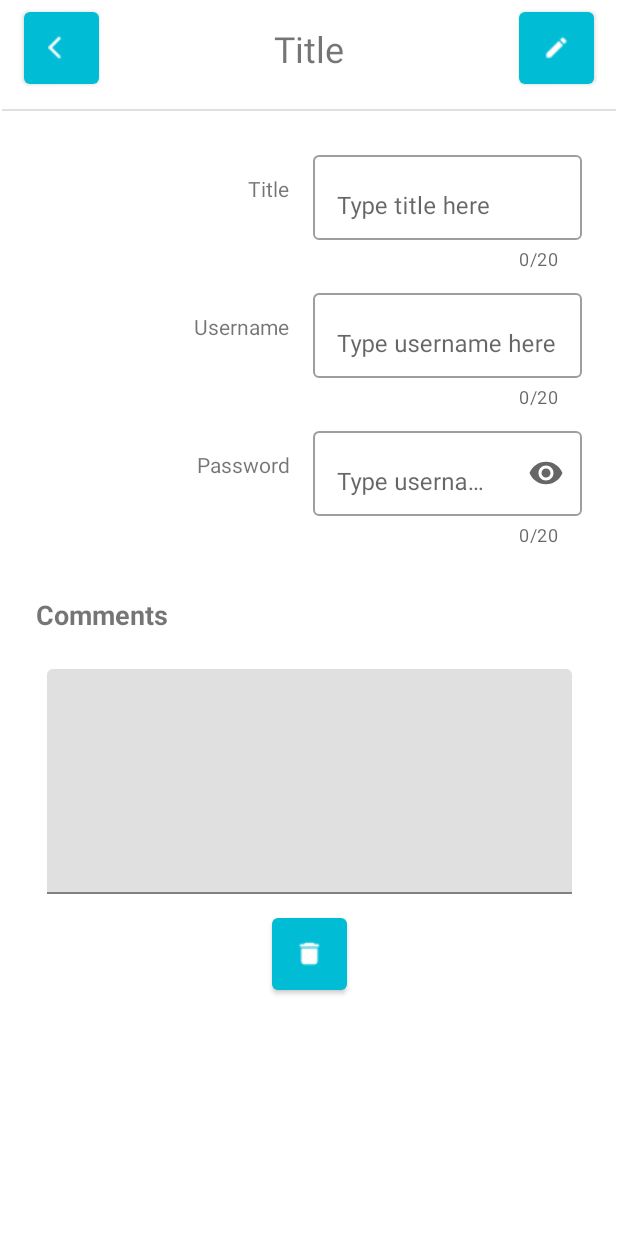
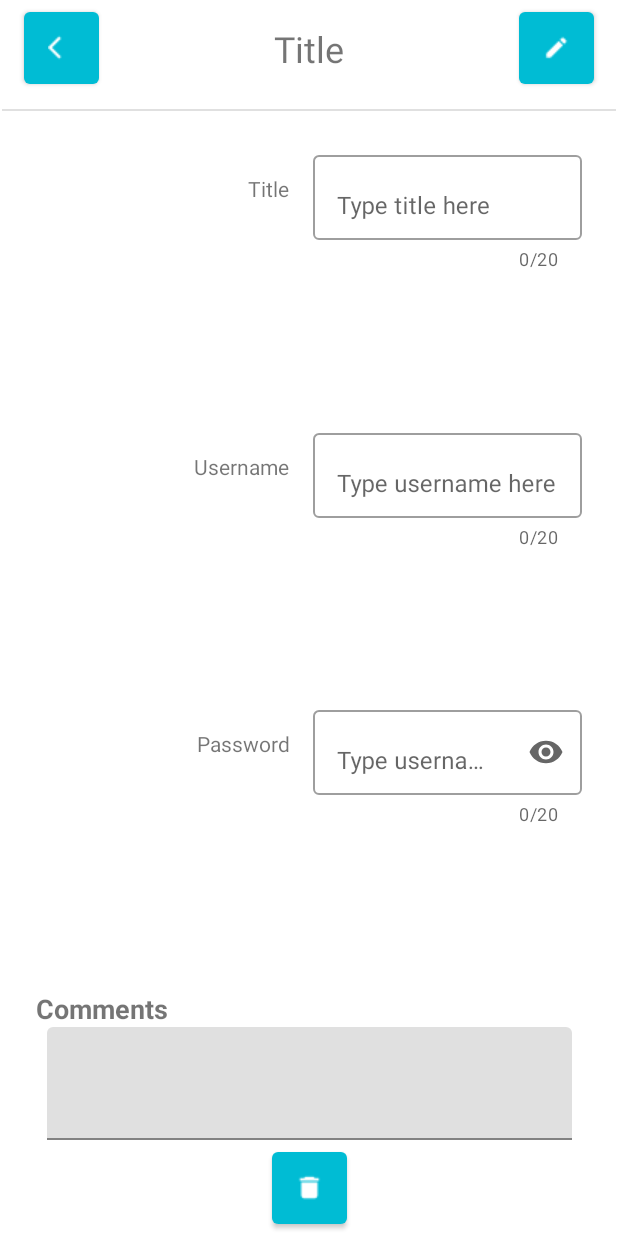
Before and after one commit to adimaris/PasswordManager, an Android app: the ExistingPassActivity screen opened directly, with no data from a screen before it, on a phone screen of 412 x 824 dp. Run offline under Robolectric (Android 15) with nearby library versions, the phone set to English and light mode, and no system bars; 5 statements that could not run were skipped.

Commit message:
Adjusted layouts to look better on smaller devices

```diff
--- a/app/build.gradle
+++ b/app/build.gradle
@@ -5,7 +5,7 @@ android {
 
     defaultConfig {
         applicationId "com.alexanderdimaris.passwordmanager"
-        minSdkVersion 26
+        minSdkVersion 19
         targetSdkVersion 29
         versionCode 1
         versionName "1.0"
--- a/app/src/main/java/com/alexanderdimaris/passwordmanager/presenter/PassListActivityPresenter.java
+++ b/app/src/main/java/com/alexanderdimaris/passwordmanager/presenter/PassListActivityPresenter.java
@@ -9,9 +9,9 @@ public class PassListActivityPresenter {
     private View view;
     private DataBaseHelper dataBaseHelper;
 
-    public PassListActivityPresenter(View view, Context context) {
+    public PassListActivityPresenter(View view) {
         this.view = view;
-        this.dataBaseHelper = new DataBaseHelper(context);
+        this.dataBaseHelper = new DataBaseHelper((Context)view);
         view.updateDisplay(dataBaseHelper.getAll());
     }
 
@@ -46,6 +46,7 @@ public class PassListActivityPresenter {
         view.updateDisplay(dataBaseHelper.search(search));
     }
 
+
     public interface View {
         void updateDisplay(ArrayList<PassObj> list);
         void displayToast(String operation);
--- a/app/src/main/java/com/alexanderdimaris/passwordmanager/view/PassListActivity.java
+++ b/app/src/main/java/com/alexanderdimaris/passwordmanager/view/PassListActivity.java
@@ -54,7 +54,7 @@ public class PassListActivity extends AppCompatActivity implements SearchView.On
         snackBarLayout = findViewById(R.id.activity_pass_list_snackbar_layout);
         SearchView searchView = findViewById(R.id.activity_pass_list_search);
         searchView.setOnQueryTextListener(this);
-        presenter = new PassListActivityPresenter(this, PassListActivity.this);
+        presenter = new PassListActivityPresenter(this);
     }
 
     @Override
--- a/app/src/main/res/layout/activity_existing_pass.xml
+++ b/app/src/main/res/layout/activity_existing_pass.xml
@@ -66,12 +66,14 @@
     <GridLayout
         android:id="@+id/activity_existing_pass_gl"
         android:layout_width="0dp"
-        android:layout_height="275dp"
+        android:layout_height="0dp"
         android:layout_marginStart="24dp"
         android:layout_marginTop="24dp"
         android:layout_marginEnd="24dp"
+        android:layout_marginBottom="32dp"
         android:columnCount="2"
         android:rowCount="3"
+        app:layout_constraintBottom_toTopOf="@+id/activity_existing_pass_til_comment"
         app:layout_constraintEnd_toEndOf="parent"
         app:layout_constraintStart_toStartOf="parent"
         app:layout_constraintTop_toBottomOf="@+id/activity_existing_pass_divider">
@@ -90,23 +92,23 @@
 
         <com.google.android.material.textfield.TextInputLayout
             android:id="@+id/activity_existing_pass_til_title"
+            style="@style/Widget.MaterialComponents.TextInputLayout.OutlinedBox"
             android:layout_row="0"
             android:layout_rowWeight="1"
             android:layout_column="1"
             android:layout_columnWeight="1"
+            android:hint="@string/type_title_here"
             app:counterEnabled="true"
             app:counterMaxLength="20"
-            android:hint="@string/type_title_here"
-            app:errorEnabled="true"
-            style="@style/Widget.MaterialComponents.TextInputLayout.OutlinedBox">
+            app:errorEnabled="true">
 
             <com.google.android.material.textfield.TextInputEditText
                 android:id="@+id/activity_existing_pass_et_title"
                 android:layout_width="match_parent"
                 android:layout_height="wrap_content"
-                android:maxLength="21"
+                android:enabled="false"
                 android:gravity="bottom"
-                android:enabled="false"/>
+                android:maxLength="21" />
 
         </com.google.android.material.textfield.TextInputLayout>
 
@@ -125,15 +127,15 @@
 
         <com.google.android.material.textfield.TextInputLayout
             android:id="@+id/activity_existing_pass_til_username"
+            style="@style/Widget.MaterialComponents.TextInputLayout.OutlinedBox"
             android:layout_row="1"
             android:layout_rowWeight="1"
             android:layout_column="1"
             android:layout_columnWeight="1"
+            android:hint="@string/type_username_here"
             app:counterEnabled="true"
             app:counterMaxLength="20"
-            app:errorEnabled="true"
-            android:hint="@string/type_username_here"
-            style="@style/Widget.MaterialComponents.TextInputLayout.OutlinedBox">
+            app:errorEnabled="true">
 
             <com.google.android.material.textfield.TextInputEditText
                 android:id="@+id/activity_existing_pass_et_username"
@@ -141,8 +143,7 @@
                 android:layout_height="wrap_content"
                 android:enabled="false"
                 android:gravity="bottom"
-                android:maxLength="21"
-                />
+                android:maxLength="21" />
 
         </com.google.android.material.textfield.TextInputLayout>
 
@@ -160,26 +161,25 @@
 
         <com.google.android.material.textfield.TextInputLayout
             android:id="@+id/activity_existing_pass_til_password"
+            style="@style/Widget.MaterialComponents.TextInputLayout.OutlinedBox"
             android:layout_row="2"
             android:layout_rowWeight="1"
             android:layout_column="1"
             android:layout_columnWeight="1"
-            app:endIconMode="password_toggle"
+            android:hint="@string/type_username_here"
             app:counterEnabled="true"
             app:counterMaxLength="20"
-            app:errorEnabled="true"
-            android:hint="@string/type_username_here"
-            style="@style/Widget.MaterialComponents.TextInputLayout.OutlinedBox">
+            app:endIconMode="password_toggle"
+            app:errorEnabled="true">
 
             <com.google.android.material.textfield.TextInputEditText
                 android:id="@+id/activity_existing_pass_et_password"
                 android:layout_width="match_parent"
                 android:layout_height="wrap_content"
                 android:enabled="false"
+                android:gravity="bottom"
                 android:inputType="textPassword"
-                android:gravity="bottom"
-                android:maxLength="21"
-                />
+                android:maxLength="21" />
         </com.google.android.material.textfield.TextInputLayout>
     </GridLayout>
 
@@ -188,30 +188,29 @@
         android:layout_width="wrap_content"
         android:layout_height="wrap_content"
         android:layout_marginStart="24dp"
-        android:layout_marginTop="24dp"
         android:text="@string/comments"
         android:textSize="18sp"
         android:textStyle="bold"
-        app:layout_constraintStart_toStartOf="parent"
-        app:layout_constraintTop_toBottomOf="@+id/activity_existing_pass_gl" />
+        app:layout_constraintBottom_toTopOf="@+id/activity_existing_pass_til_comment"
+        app:layout_constraintStart_toStartOf="parent" />
 
     <com.google.android.material.textfield.TextInputLayout
         android:id="@+id/activity_existing_pass_til_comment"
         android:layout_width="350dp"
-        android:layout_height="150dp"
+        android:layout_height="75dp"
         android:layout_marginStart="24dp"
-        android:layout_marginTop="24dp"
         android:layout_marginEnd="24dp"
+        android:layout_marginBottom="8dp"
+        app:layout_constraintBottom_toTopOf="@+id/activity_existing_pass_bt_delete"
         app:layout_constraintEnd_toEndOf="parent"
-        app:layout_constraintStart_toStartOf="parent"
-        app:layout_constraintTop_toBottomOf="@+id/activity_add_pass_tv_comments">
+        app:layout_constraintStart_toStartOf="parent">
 
         <com.google.android.material.textfield.TextInputEditText
             android:id="@+id/activity_existing_pass_et_comment"
             android:layout_width="match_parent"
             android:layout_height="match_parent"
-            android:gravity="start"
-            android:enabled="false"/>
+            android:enabled="false"
+            android:gravity="start" />
     </com.google.android.material.textfield.TextInputLayout>
 
     <com.google.android.material.button.MaterialButton
@@ -219,8 +218,8 @@
         android:layout_width="wrap_content"
         android:layout_height="wrap_content"
         android:layout_marginStart="24dp"
-        android:layout_marginTop="16dp"
         android:layout_marginEnd="24dp"
+        android:layout_marginBottom="8dp"
         android:insetLeft="0dp"
         android:insetTop="0dp"
         android:insetRight="0dp"
@@ -229,9 +228,9 @@
         app:icon="@drawable/baseline_delete_black_18dp"
         app:iconGravity="textStart"
         app:iconPadding="0dp"
+        app:layout_constraintBottom_toTopOf="@+id/activity_existing_pass_coordinator_layout"
         app:layout_constraintEnd_toEndOf="parent"
-        app:layout_constraintStart_toStartOf="parent"
-        app:layout_constraintTop_toBottomOf="@+id/activity_existing_pass_til_comment" />
+        app:layout_constraintStart_toStartOf="parent" />
 
     <androidx.coordinatorlayout.widget.CoordinatorLayout
         android:id="@+id/activity_existing_pass_coordinator_layout"
```
Also changed, not shown: app/src/main/res/layout/activity_add_pass.xml (+10 -9 lines), app/src/main/res/layout/activity_pass_generator.xml (+13 -14 lines).
